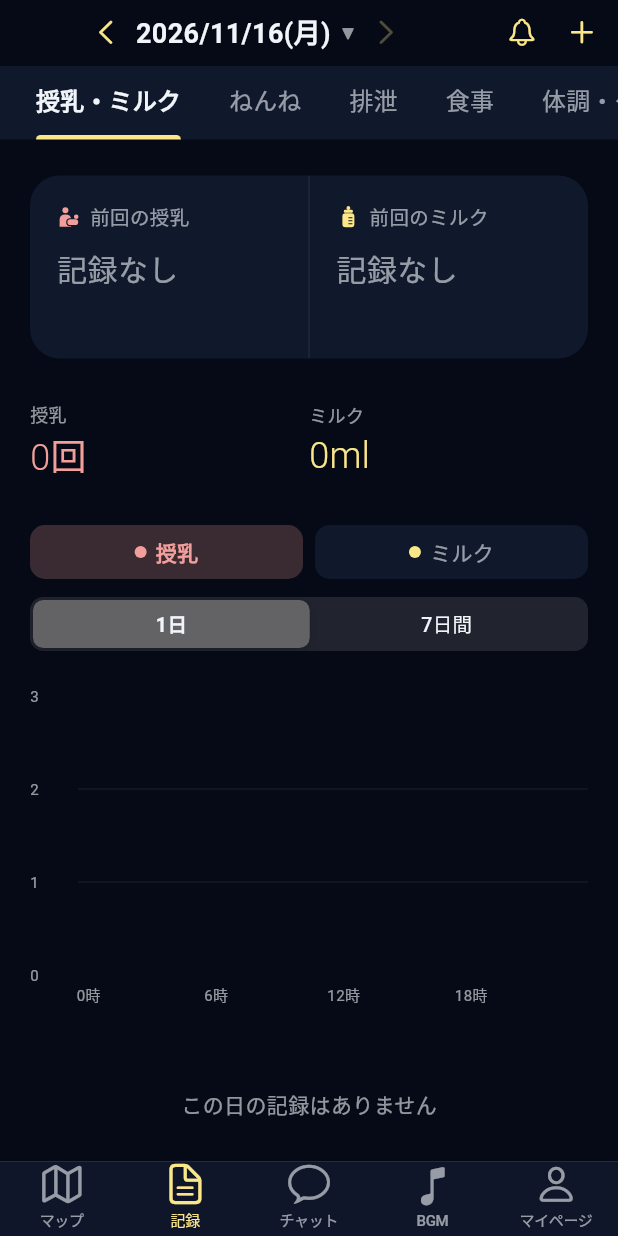
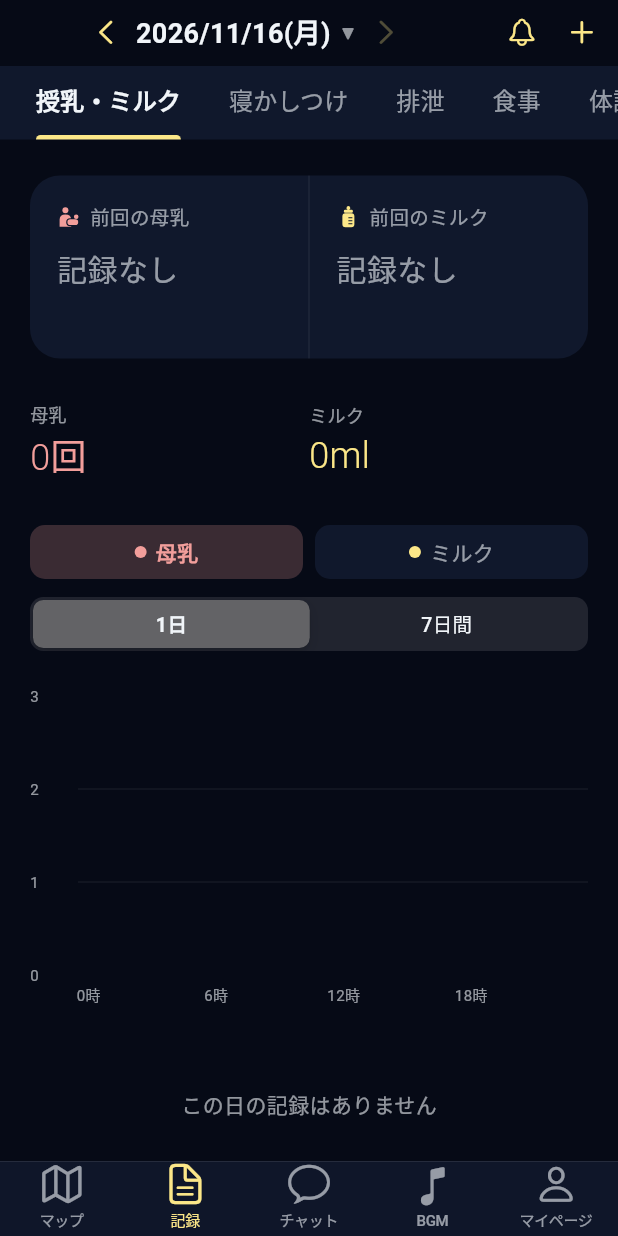
Before and after one commit to kd1459416-beep/Yorunohikari0, a Flutter app: the screen it shows once a user with an empty profile is signed in, item 2 of the bottom bar chosen, on a phone screen of 412 x 824 dp. Run offline on Flutter 3.47's test engine with Material 3 defaults, Android fonts, the phone set to English and light mode, and no system bars; drawn by our look-alikes of fl_chart; our stand-ins replace audioplayers, cloud_firestore, firebase_auth, firebase_core, flutter_dotenv, flutter_local_notifications and 8 more; accounts and stored records are empty.

Commit message:
記録画面の表示ラベル・集計を実態に合わせて修正
- 「授乳」表記を保存時の選択肢と合わせて「母乳」に統一
- 混合授乳が母乳の回数にもミルクの量にも反映されるよう修正
  （これまでは混合がミルク側にしか数えられていなかった）
- 「睡眠」表記を、実際に計測している寝かしつけの所要時間に合わせて
  「寝かしつけ」「所要時間」に修正
- 授乳記録シートの母乳/ミルク/混合の選択肢に、色分けした丸アイコンを追加

Co-Authored-By: Claude Sonnet 5 <noreply@anthropic.com>

```diff
--- a/lib/features/map/presentation/nursing_detail_sheet.dart
+++ b/lib/features/map/presentation/nursing_detail_sheet.dart
@@ -3,6 +3,7 @@ import 'package:flutter/material.dart';
 import 'package:flutter/services.dart';
 import '../../../core/theme/app_palette.dart';
 import '../../../core/widgets/labeled_segmented.dart';
+import '../../records/record_widgets.dart' show breastColor;
 
 /// 保存したら詳細文字列を返す。閉じたら null（計測は続く）。
 Future<String?> showNursingDetailSheet(
@@ -101,6 +102,11 @@ class _NursingDetailSheetState extends State<_NursingDetailSheet> {
                   value: _type,
                   options: {for (final t in _FeedType.values) t: t.label},
                   onChanged: (t) => setState(() => _type = t),
+                  dotColors: {
+                    _FeedType.breast: [breastColor],
+                    _FeedType.formula: [p.nursing],
+                    _FeedType.mixed: [breastColor, p.nursing],
+                  },
                 ),
                 if (_type.hasBreast) ...[
                   const SizedBox(height: 20),
--- a/lib/features/records/record_models.dart
+++ b/lib/features/records/record_models.dart
@@ -87,8 +87,13 @@ class CareRecord {
       type == RecordType.nursing &&
       (detail.startsWith('ミルク') || detail.startsWith('混合'));
 
-  /// 母乳・搾母乳など、ミルク以外の授乳
+  /// 母乳・搾母乳など、ミルク以外の授乳（アイコン・色の判定用。混合はミルク側の見た目になる）
   bool get isBreast => type == RecordType.nursing && !isMilk;
+
+  /// 母乳をあげた回数として数えるべきか（母乳のみ・混合のどちらも含む）
+  bool get countsAsBreastfeeding =>
+      type == RecordType.nursing &&
+      (detail.startsWith('母乳') || detail.startsWith('混合'));
 
   /// 保存する時間の形（"05:30"）。既存の記録と同じ
   static String encodeDuration(Duration d) =>
@@ -172,7 +177,7 @@ extension RecordAggregation on Iterable<CareRecord> {
 /// 記録タブの5つのメニュー。どの記録がどのカテゴリに入るかを、ここで決める。
 enum RecordCategory {
   feeding('授乳・ミルク', '前回からの時間・ふり返り'),
-  sleep('ねんね', '前回からの時間・ふり返り'),
+  sleep('寝かしつけ', '前回からの時間・ふり返り'),
   excretion('排泄', 'おしっこ・うんち'),
   meal('食事', '離乳食・ミルク・おやつ'),
   care('体調・ケア', '体温・お風呂・病院・お薬');
@@ -225,15 +230,15 @@ List<StatItem> categoryStats(
   return switch (category) {
     RecordCategory.feeding => [
       StatItem(
-        '授乳',
-        '${count((r) => r.isBreast)}回',
+        '母乳',
+        '${count((r) => r.countsAsBreastfeeding)}回',
         type: RecordType.nursing,
         breast: true,
       ),
       StatItem('ミルク', '${milkMl()}ml', type: RecordType.nursing),
     ],
     RecordCategory.sleep => [
-      StatItem('ねんね', '${count((r) => r.type == RecordType.sleep)}回'),
+      StatItem('寝かしつけ', '${count((r) => r.type == RecordType.sleep)}回'),
       StatItem('合計', _totalSleep(records)),
     ],
     RecordCategory.excretion => [
--- a/lib/features/records/records_screen.dart
+++ b/lib/features/records/records_screen.dart
@@ -558,10 +558,10 @@ class FeedingPage extends StatelessWidget {
       data: data,
       summaryItems: [
         SummaryItem(
-          label: '前回の授乳',
+          label: '前回の母乳',
           type: RecordType.nursing,
           breast: true,
-          matches: (r) => r.isBreast,
+          matches: (r) => r.countsAsBreastfeeding,
         ),
         SummaryItem(
           label: '前回のミルク',
@@ -572,10 +572,10 @@ class FeedingPage extends StatelessWidget {
       extras: RecordChartSection(
         series: [
           ChartSeries(
-            label: '授乳',
+            label: '母乳',
             type: RecordType.nursing,
             breast: true,
-            matches: (r) => r.isBreast,
+            matches: (r) => r.countsAsBreastfeeding,
           ),
           ChartSeries(
             label: 'ミルク',
@@ -592,7 +592,7 @@ class FeedingPage extends StatelessWidget {
   }
 }
 
-/// ねんね。回数と、睡眠時間（分）のグラフを切り替えられる。
+/// 寝かしつけ。回数と、睡眠時間（分）のグラフを切り替えられる。
 class SleepPage extends StatelessWidget {
   const SleepPage({super.key, required this.data});
 
@@ -618,7 +618,7 @@ class SleepPage extends StatelessWidget {
             matches: (r) => r.type == RecordType.sleep,
           ),
           ChartSeries(
-            label: '睡眠時間',
+            label: '所要時間',
             type: RecordType.sleep,
             matches: (r) => r.type == RecordType.sleep,
             value: (r) => r.duration.inSeconds / 60,
```
Also changed, not shown: lib/core/widgets/labeled_segmented.dart (+21 -1 lines).
